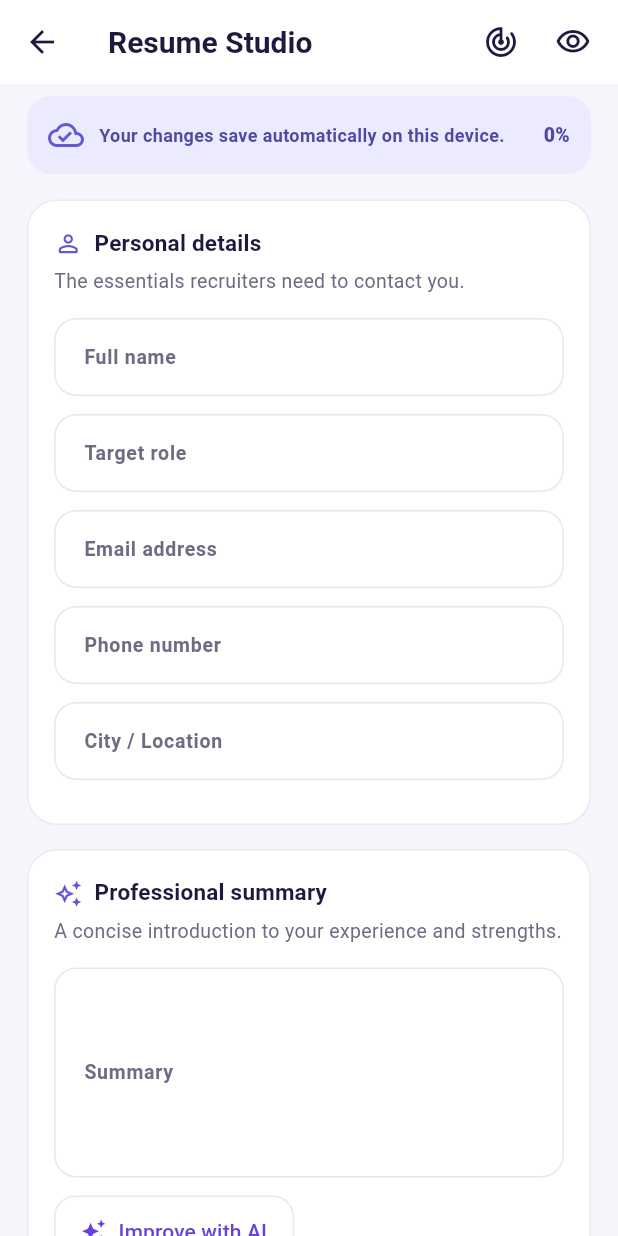
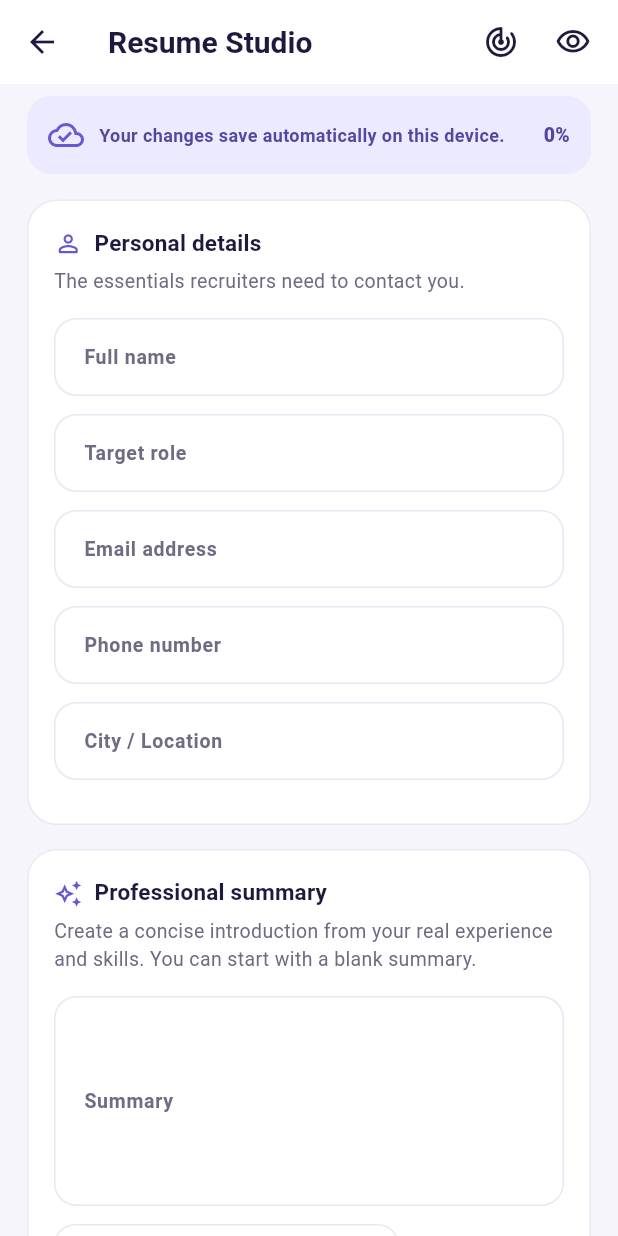
Before and after one commit to renga270122/soulvest-soulskill, a Flutter app: the ResumeEditorScreen screen opened directly, on a phone screen of 412 x 824 dp. Run offline on Flutter 3.47's test engine with Material 3 defaults, Android fonts, the phone set to English and light mode, and no system bars; our stand-ins replace file_picker, pdf, printing, shared_preferences; accounts and stored records are empty.

Commit message:
fix(ui): clarify summary draft generation and review guidance

```diff
--- a/soulskill_mobile/lib/screens/resume_editor_screen.dart
+++ b/soulskill_mobile/lib/screens/resume_editor_screen.dart
@@ -86,7 +86,7 @@ class _ResumeEditorScreenState extends State<ResumeEditorScreen> {
       if (!mounted) return;
       _summary.text = provider.resume.professionalSummary;
       ScaffoldMessenger.of(context).showSnackBar(
-        const SnackBar(content: Text('AI suggestion added to your draft. Please review it.')),
+        const SnackBar(content: Text('Summary draft updated. Please review it for accuracy.')),
       );
     } catch (error) {
       if (!mounted) return;
@@ -224,7 +224,7 @@ class _ResumeEditorScreenState extends State<ResumeEditorScreen> {
           ),
           _section(
             title: 'Professional summary',
-            description: 'A concise introduction to your experience and strengths.',
+            description: 'Create a concise introduction from your real experience and skills. You can start with a blank summary.',
             icon: Icons.auto_awesome_outlined,
             children: [
               _field(
@@ -241,7 +241,7 @@ class _ResumeEditorScreenState extends State<ResumeEditorScreen> {
                     icon: provider.isImproving
                         ? const SizedBox(width: 16, height: 16, child: CircularProgressIndicator(strokeWidth: 2))
                         : const Icon(Icons.auto_awesome, size: 17),
-                    label: Text(provider.isImproving ? 'Improving…' : 'Improve with AI'),
+                    label: Text(provider.isImproving ? 'Preparing…' : 'Create / improve summary'),
                   ),
                 ),
               ),
```
